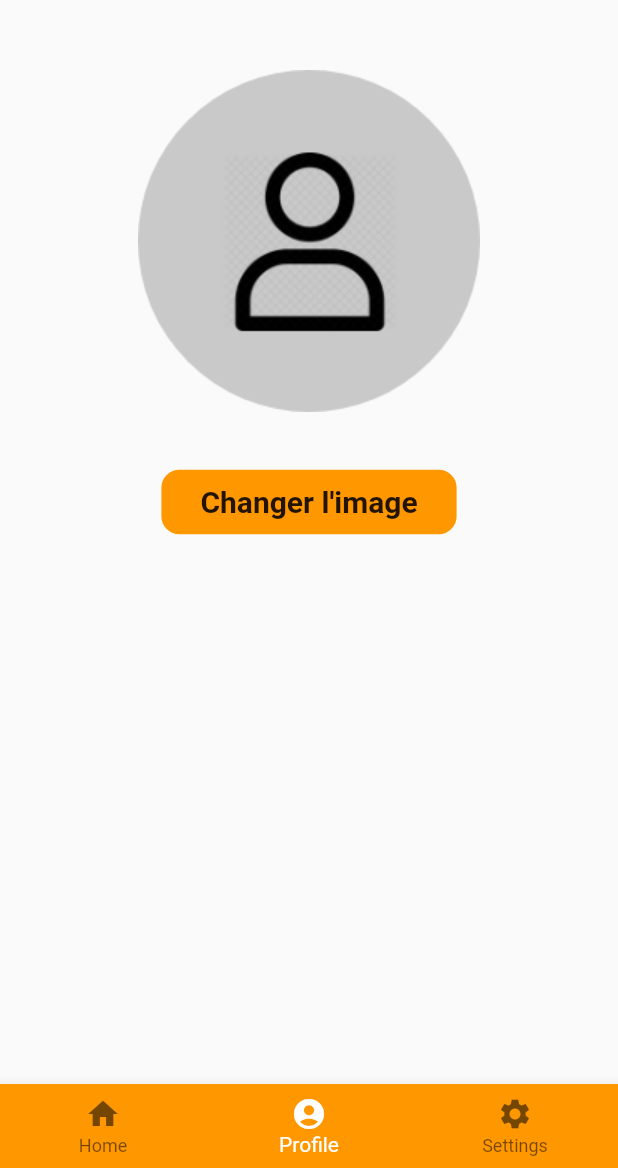
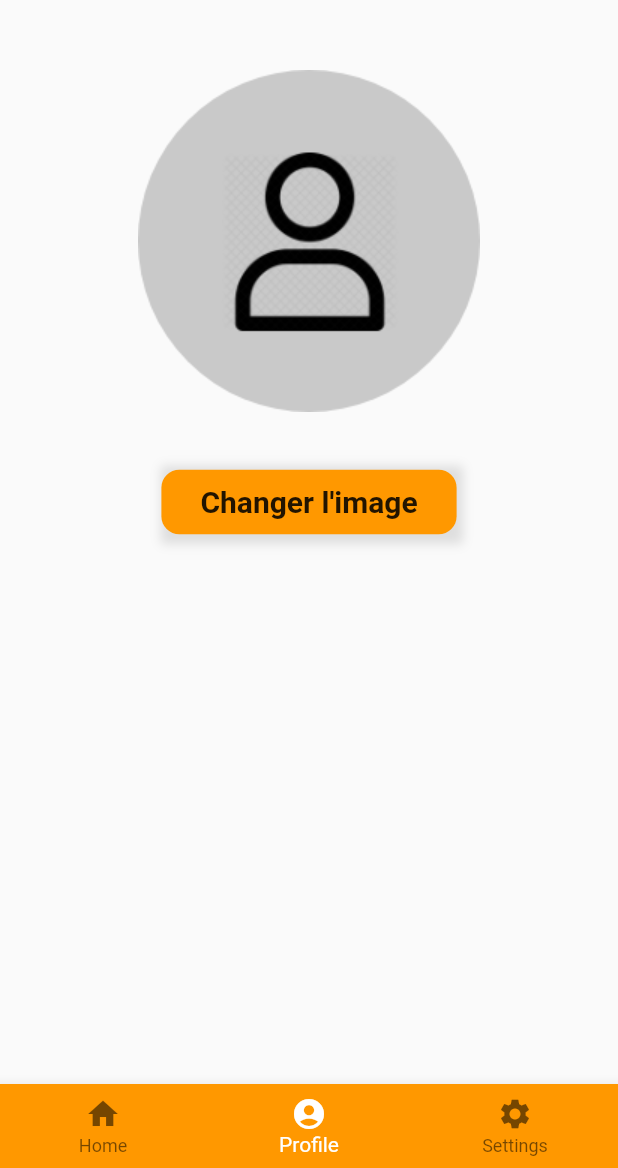
Before and after one commit to Mickeybab/flutter-part1, a Flutter app: the screen it shows after launch, item 2 of the bottom bar chosen, on a phone screen of 412 x 824 dp, the part 68-1236 px from its top. Run offline on Flutter 3.47's test engine with Material 2 defaults, Android fonts, the light colour scheme and no system bars; our stand-ins replace audioplayers; missing offline and left inert: custom_switch.

Commit message:
Add Shadow

```diff
--- a/lib/components/button.dart
+++ b/lib/components/button.dart
@@ -25,6 +25,14 @@ class MyButton extends StatelessWidget {
         shape: RoundedRectangleBorder(
           borderRadius: BorderRadius.circular(12.0),
         ),
-    ));
+      ),
+      decoration: BoxDecoration(boxShadow: [
+        BoxShadow(
+            color: Colors.grey.withOpacity(0.3),
+            spreadRadius: 2,
+            blurRadius: 5,
+            offset: Offset(2, 2))
+      ]),
+    );
   }
 }
--- a/lib/main.dart
+++ b/lib/main.dart
@@ -1,5 +1,4 @@
 import 'package:flutter/material.dart';
-import 'dart:developer';
 
 import 'components/home.dart';
 import 'components/profile.dart';
```
Also changed, not shown: lib/components/profile.dart (+2 -5 lines). Lines whose indentation alone changed are shown as unchanged.
